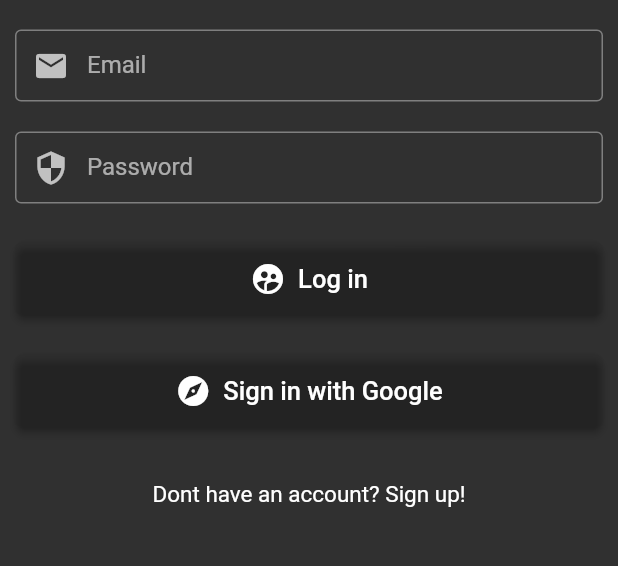
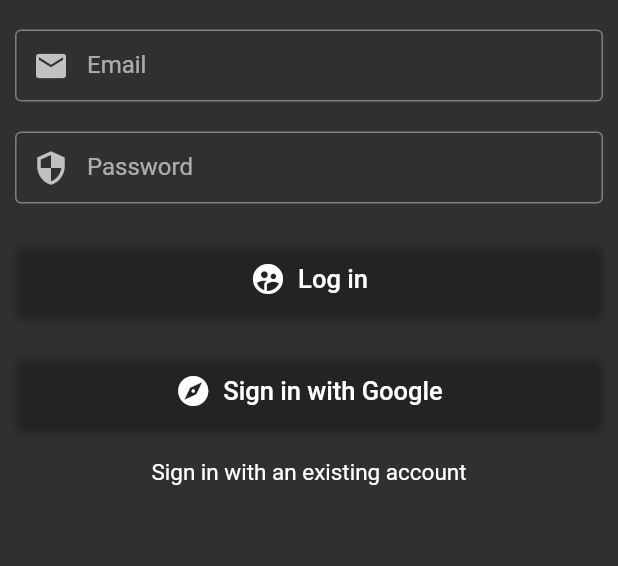
Before and after one commit to SashvDave/Breakout-Covid, a Flutter app: the screen it shows after launch, on a phone screen of 412 x 824 dp, the part 338-904 px from its top. Run offline on Flutter 3.47's test engine with Material 2 defaults, Android fonts, the phone set to English and light mode, and no system bars; our stand-ins replace charts_flutter, firebase_auth, google_sign_in; accounts and stored records are empty; project files that could hold a hidden picture were left out.

Commit message:
Update login.dart

```diff
--- a/lib/src/login.dart
+++ b/lib/src/login.dart
@@ -1,4 +1,5 @@
 import 'package:CovidHacksApp/src/Stats.dart';
+import 'package:CovidHacksApp/src/register.dart';
 import 'package:flutter/material.dart';
 import 'package:firebase_auth/firebase_auth.dart';
 import 'package:google_sign_in/google_sign_in.dart';
@@ -181,15 +182,16 @@ class _MyHomePageState extends State<MyHomePage> {
                     splashColor: Colors.red,
                     color: Colors.transparent),
               ),
-              new Container(
-                  margin: EdgeInsets.only(top: 5, bottom: 10),
-                  padding: EdgeInsets.all(10.0),
-                  child: Text(
-                    'Dont have an account? Sign up!',
+              new InkWell(
+                onTap: () {
+                  Navigator.push(context, MaterialPageRoute(builder: (context) => RegisterScreen()));
+                  },
+                child: Text('Sign in with an existing account',
                     textAlign: TextAlign.center,
                     overflow: TextOverflow.ellipsis,
                     style: TextStyle(fontSize: 15),
-                  )),
+                ),
+              )
             ],
           ),
         ),
```
